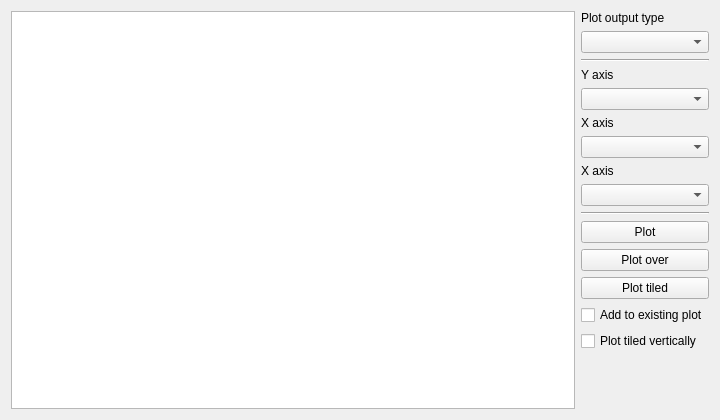
Old version of the form qt/scientific_interfaces/ISISReflectometry/GUI/Plotting/view/PlottingWidget.ui in the repository mantidproject/mantid.
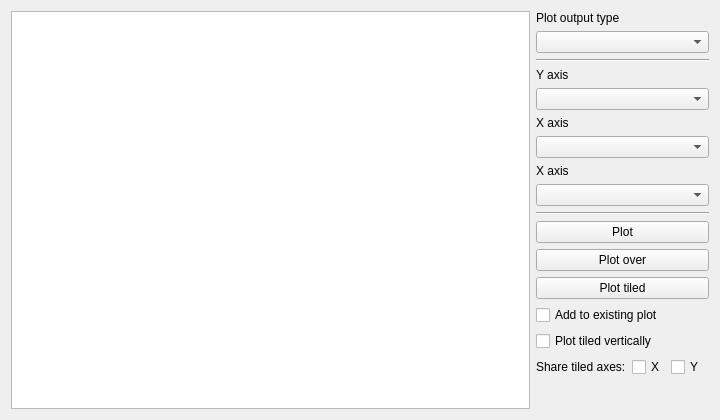
New version of the form. Custom widgets are drawn as their Qt base class.

Commit message: Enable shared tiled axes and extend to ISIS Reflectometry GUI Plotting tab (#42481)

What changed in the file:
```diff
--- a/qt/scientific_interfaces/ISISReflectometry/GUI/Plotting/view/PlottingWidget.ui
+++ b/qt/scientific_interfaces/ISISReflectometry/GUI/Plotting/view/PlottingWidget.ui
@@ -10,7 +10,7 @@
     <height>420</height>
    </rect>
   </property>
-  <layout class="QHBoxLayout" name="horizontalLayout">
+  <layout class="QHBoxLayout" name="horizontalLayout" stretch="3,1">
    <item>
     <widget class="MantidQt::CustomInterfaces::ISISReflectometry::QtPlottingWorkspaceTreeView" name="plottingWorkspaceTree">
      <property name="selectionMode">
@@ -115,11 +115,61 @@
       </widget>
      </item>
      <item>
-      <widget class="QCheckBox" name="plotTiledVertically">
-       <property name="text">
-        <string>Plot tiled vertically</string>
+      <layout class="QVBoxLayout" name="tiledPlotOptionsLayout">
+       <property name="spacing">
+        <number>6</number>
        </property>
-      </widget>
+       <item>
+        <widget class="QCheckBox" name="plotTiledVertically">
+         <property name="text">
+          <string>Plot tiled vertically</string>
+         </property>
+        </widget>
+       </item>
+       <item>
+        <layout class="QHBoxLayout" name="shareAxesWhenTiledLayout">
+         <item>
+          <widget class="QLabel" name="shareAxesWhenTiledLabel">
+           <property name="text">
+            <string>Share tiled axes:</string>
+           </property>
+          </widget>
+         </item>
+         <item>
+          <widget class="QCheckBox" name="shareXAxisWhenTiled">
+           <property name="toolTip">
+            <string>Share X axes with the top-left tiled plot when their units match</string>
+           </property>
+           <property name="text">
+            <string>X</string>
+           </property>
+          </widget>
+         </item>
+         <item>
+          <widget class="QCheckBox" name="shareYAxisWhenTiled">
+           <property name="toolTip">
+            <string>Share Y axes with the top-left tiled plot when their units match</string>
+           </property>
+           <property name="text">
+            <string>Y</string>
+           </property>
+          </widget>
+         </item>
+         <item>
+          <spacer name="shareAxesWhenTiledSpacer">
+           <property name="orientation">
+            <enum>Qt::Horizontal</enum>
+           </property>
+           <property name="sizeHint" stdset="0">
+            <size>
+             <width>60</width>
+            </size>
+           </property>
+          </spacer>
+         </item>
+        </layout>
+       </item>
+      </layout>
      </item>
      <item>
       <spacer name="verticalSpacer">
```
The commit also changes 19 other files.
